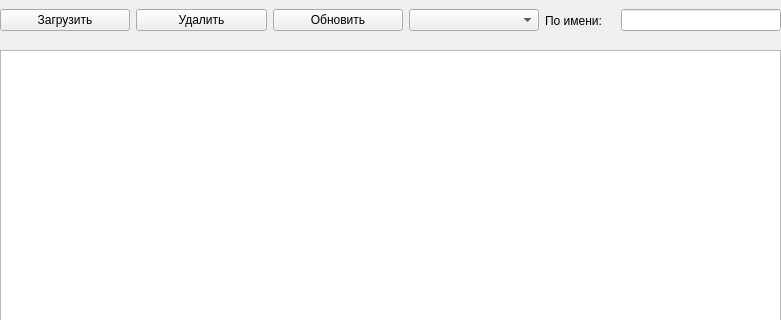
First picture: the form in showing_form.ui, repository egorka5opka/sheduler, before the edit; both pictures show x 0 to 781 and y 0 to 320 of the 781 by 512 pixel window.
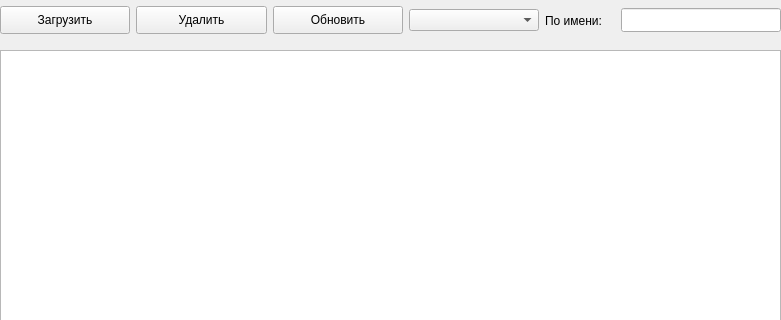
Second picture: the form after the edit.

```diff
--- a/showing_form.ui
+++ b/showing_form.ui
@@ -25,6 +25,12 @@
    <layout class="QHBoxLayout" name="horizontalLayout">
     <item>
      <widget class="QPushButton" name="load_btn">
+      <property name="minimumSize">
+       <size>
+        <width>0</width>
+        <height>28</height>
+       </size>
+      </property>
       <property name="text">
        <string>Загрузить</string>
       </property>
@@ -32,6 +38,12 @@
     </item>
     <item>
      <widget class="QPushButton" name="delete_btn">
+      <property name="minimumSize">
+       <size>
+        <width>0</width>
+        <height>28</height>
+       </size>
+      </property>
       <property name="text">
        <string>Удалить</string>
       </property>
@@ -39,6 +51,12 @@
     </item>
     <item>
      <widget class="QPushButton" name="update_btn">
+      <property name="minimumSize">
+       <size>
+        <width>0</width>
+        <height>28</height>
+       </size>
+      </property>
       <property name="text">
        <string>Обновить</string>
       </property>
@@ -69,6 +87,12 @@
     </item>
     <item>
      <widget class="QLineEdit" name="name_search">
+      <property name="minimumSize">
+       <size>
+        <width>0</width>
+        <height>24</height>
+       </size>
+      </property>
       <property name="maximumSize">
        <size>
         <width>160</width>
```
Left out of the diff: 9 changed lines with no effect on the pictures.
